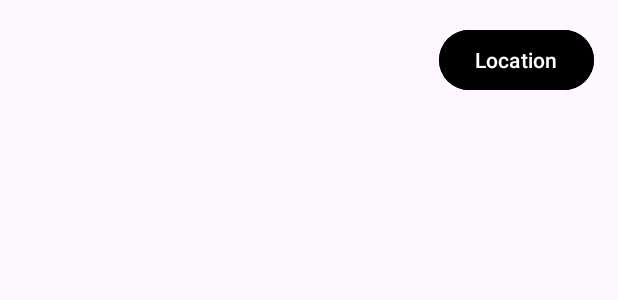
After one commit to RoeiKat/AsteroidMayhem, an Android app: the layout high_score_item.xml on its own in the app's theme, with its tools: preview values and no code run, on a phone screen of 412 x 824 dp. The commit adds this screen. Shown: the top 300 px of the screen. Run offline under Robolectric (Android 15) with nearby library versions, the phone set to English and light mode, and no system bars.

Commit message:
More work on high scores

```diff
--- a/app/src/main/java/com/example/newlesson/objects/HighScoreData.kt
+++ b/app/src/main/java/com/example/newlesson/objects/HighScoreData.kt
@@ -1,7 +1,9 @@
 package com.example.newlesson.objects
+
+import java.io.Serializable
 
 data class HighScoreData(
     val score: Long,
     val latitude: Double,
     val longitude: Double
-)
+) : Serializable
--- /dev/null
+++ b/app/src/main/res/layout/high_score_item.xml
@@ -0,0 +1,23 @@
+<?xml version="1.0" encoding="utf-8"?>
+<LinearLayout xmlns:android="http://schemas.android.com/apk/res/android"
+    android:layout_width="match_parent"
+    android:layout_height="wrap_content"
+    android:orientation="horizontal"
+    android:padding="16dp">
+
+    <com.google.android.material.textview.MaterialTextView
+        android:id="@+id/scoreTextView"
+        android:layout_width="0dp"
+        android:layout_height="wrap_content"
+        android:layout_weight="1"
+        android:textSize="18sp"
+        android:gravity="center" />
+
+    <com.google.android.material.button.MaterialButton
+        android:id="@+id/locationButton"
+        android:layout_width="wrap_content"
+        android:layout_height="wrap_content"
+        android:backgroundTint="@color/black"
+        android:text="Location" />
+
+</LinearLayout>
--- a/app/src/main/res/values/strings.xml
+++ b/app/src/main/res/values/strings.xml
@@ -6,4 +6,5 @@
     <string name="tiltModeString">Tilt Mode</string>
     <!-- TODO: Remove or change this placeholder text -->
     <string name="hello_blank_fragment">Hello blank fragment</string>
+    <string name="nameHint">Enter your name</string>
 </resources>
```
Also changed, not shown: app/src/main/java/com/example/newlesson/Adapters/HighScoreAdapter.kt (+18 -5 lines), app/src/main/java/com/example/newlesson/Fragments/HighScoreFragment.kt (+13 -21 lines), app/src/main/java/com/example/newlesson/GameOverActivity.kt (+15 -21 lines), app/src/main/java/com/example/newlesson/Util/HighScoreManager.kt (+9 -16 lines), app/src/main/res/layout/activity_main_menu.xml (+10 -1 lines).
